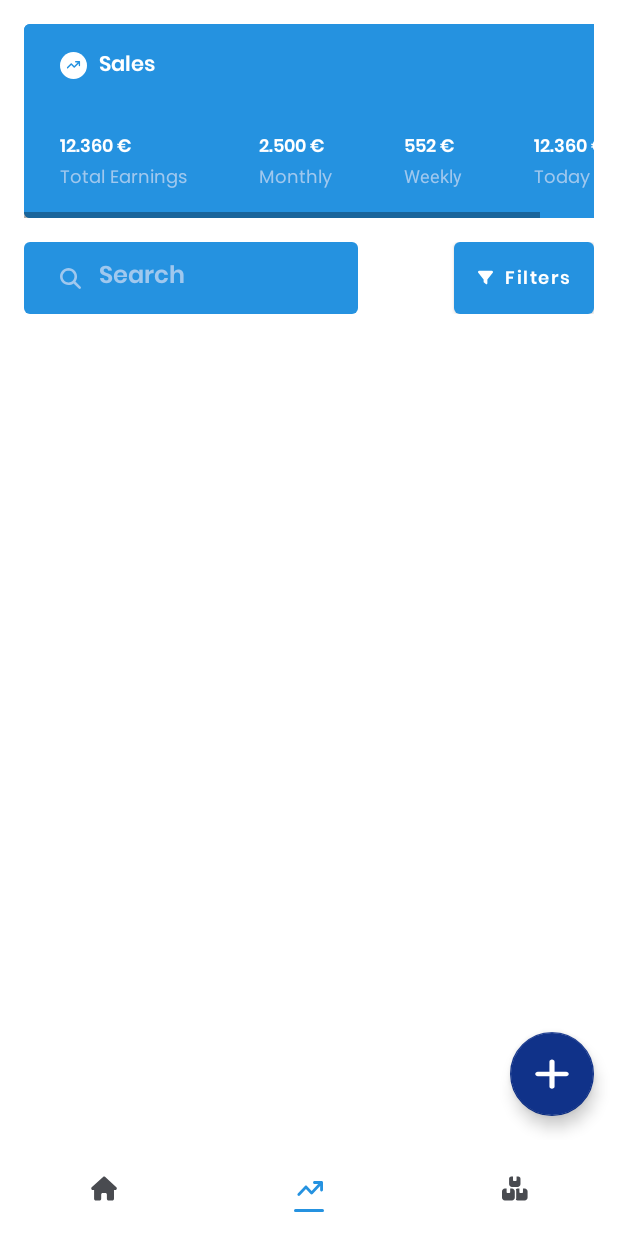
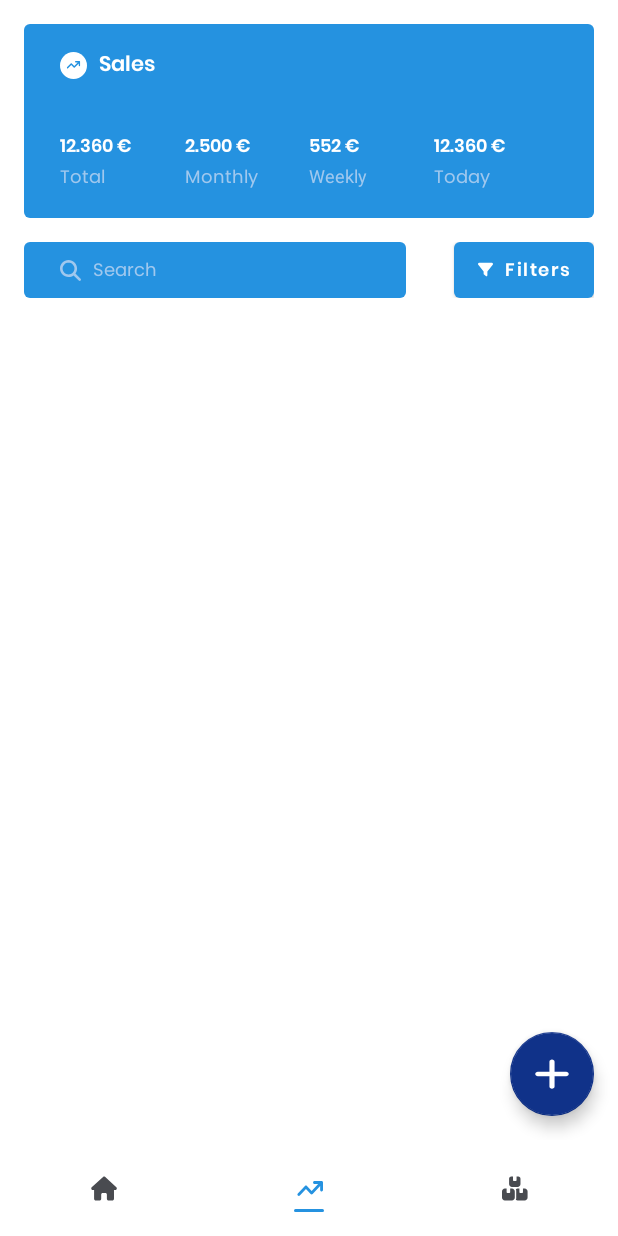
Before and after one commit to SindoPhobia/footwear-shop-manager, an Android app: the SalesActivity screen opened directly, with no data from a screen before it, on a phone screen of 412 x 824 dp. Run offline under Robolectric (Android 15) with nearby library versions, the phone set to English and light mode, and no system bars; 1 statement that could not run was skipped.

Commit message:
Improve Sales Activity Design

```diff
--- a/app/src/main/res/layout/activity_sales.xml
+++ b/app/src/main/res/layout/activity_sales.xml
@@ -24,34 +24,22 @@
         app:layout_constraintStart_toStartOf="parent"
         app:layout_constraintTop_toTopOf="parent">
 
-        <HorizontalScrollView
-            android:id="@+id/horizontalScrollView"
-            android:layout_width="match_parent"
+        <androidx.constraintlayout.widget.ConstraintLayout
+            android:id="@+id/activity_sales_constraint_analyticssales"
+            android:layout_width="0dp"
             android:layout_height="wrap_content"
             android:layout_marginStart="16dp"
             android:layout_marginTop="16dp"
             android:layout_marginEnd="16dp"
             android:background="@drawable/background_rounded_blue"
-            app:layout_constraintEnd_toEndOf="parent"
-            app:layout_constraintStart_toStartOf="parent"
-            app:layout_constraintTop_toTopOf="parent">
-
-            <LinearLayout
-                android:layout_width="wrap_content"
-                android:layout_height="match_parent"
-                android:orientation="horizontal">
-
-                <androidx.constraintlayout.widget.ConstraintLayout
-                    android:id="@+id/activity_sales_constraint_analyticssales"
-                    android:layout_width="wrap_content"
-                    android:layout_height="wrap_content"
-                    android:layout_marginEnd="8dp"
-                    android:background="@drawable/background_rounded_blue"
             android:clipToPadding="false"
             android:paddingStart="24dp"
             android:paddingTop="16dp"
             android:paddingEnd="24dp"
-                    android:paddingBottom="16dp">
+            android:paddingBottom="16dp"
+            app:layout_constraintEnd_toEndOf="parent"
+            app:layout_constraintStart_toStartOf="parent"
+            app:layout_constraintTop_toTopOf="parent">
 
             <ImageView
                 android:id="@+id/activity_sales_constraint_sales_icon_analytics"
@@ -77,10 +65,12 @@
 
             <LinearLayout
                 android:id="@+id/activity_sales_constraint_analyticssales_layout_alltime"
-                        android:layout_width="wrap_content"
+                android:layout_width="0dp"
                 android:layout_height="wrap_content"
                 android:layout_marginTop="32dp"
                 android:orientation="vertical"
+                app:layout_constraintEnd_toStartOf="@+id/activity_sales_constraint_analyticssales_layout_monthly"
+                app:layout_constraintHorizontal_bias="0.5"
                 app:layout_constraintStart_toStartOf="parent"
                 app:layout_constraintTop_toBottomOf="@+id/activity_sales_constraint_analyticssales_text_title">
 
@@ -105,10 +95,11 @@
 
             <LinearLayout
                 android:id="@+id/activity_sales_constraint_analyticssales_layout_monthly"
-                        android:layout_width="wrap_content"
+                android:layout_width="0dp"
                 android:layout_height="wrap_content"
-                        android:layout_marginStart="48dp"
                 android:orientation="vertical"
+                app:layout_constraintEnd_toStartOf="@+id/activity_sales_constraint_analyticssales_layout_weekly"
+                app:layout_constraintHorizontal_bias="0.5"
                 app:layout_constraintStart_toEndOf="@+id/activity_sales_constraint_analyticssales_layout_alltime"
                 app:layout_constraintTop_toTopOf="@+id/activity_sales_constraint_analyticssales_layout_alltime">
 
@@ -133,10 +124,11 @@
 
             <LinearLayout
                 android:id="@+id/activity_sales_constraint_analyticssales_layout_weekly"
-                        android:layout_width="wrap_content"
+                android:layout_width="0dp"
                 android:layout_height="wrap_content"
-                        android:layout_marginStart="48dp"
                 android:orientation="vertical"
+                app:layout_constraintEnd_toStartOf="@+id/activity_sales_constraint_analyticssales_layout_daily"
+                app:layout_constraintHorizontal_bias="0.5"
                 app:layout_constraintStart_toEndOf="@+id/activity_sales_constraint_analyticssales_layout_monthly"
                 app:layout_constraintTop_toTopOf="@+id/activity_sales_constraint_analyticssales_layout_monthly">
 
@@ -161,10 +153,11 @@
 
             <LinearLayout
                 android:id="@+id/activity_sales_constraint_analyticssales_layout_daily"
-                        android:layout_width="wrap_content"
+                android:layout_width="0dp"
                 android:layout_height="wrap_content"
-                        android:layout_marginStart="48dp"
                 android:orientation="vertical"
+                app:layout_constraintEnd_toEndOf="parent"
+                app:layout_constraintHorizontal_bias="0.5"
                 app:layout_constraintStart_toEndOf="@+id/activity_sales_constraint_analyticssales_layout_weekly"
                 app:layout_constraintTop_toTopOf="@+id/activity_sales_constraint_analyticssales_layout_alltime">
 
@@ -188,8 +181,6 @@
             </LinearLayout>
 
         </androidx.constraintlayout.widget.ConstraintLayout>
-            </LinearLayout>
-        </HorizontalScrollView>
 
         <androidx.constraintlayout.widget.ConstraintLayout
             android:id="@+id/activity_stocks_constraint_filters"
@@ -201,13 +192,13 @@
             android:clipToPadding="false"
             app:layout_constraintEnd_toEndOf="parent"
             app:layout_constraintStart_toStartOf="parent"
-            app:layout_constraintTop_toBottomOf="@+id/horizontalScrollView">
+            app:layout_constraintTop_toBottomOf="@id/activity_sales_constraint_analyticssales">
 
             <androidx.constraintlayout.widget.ConstraintLayout
                 android:id="@+id/activity_stocks_constraint_filters_constraint_search"
                 android:layout_width="0dp"
-                android:layout_height="0dp"
-                android:layout_marginEnd="64dp"
+                android:layout_height="wrap_content"
+                android:layout_marginEnd="32dp"
                 android:background="@drawable/background_rounded_blue"
                 android:baselineAligned="false"
                 android:gravity="center"
@@ -222,7 +213,7 @@
                     android:id="@+id/imageView"
                     android:layout_width="wrap_content"
                     android:layout_height="wrap_content"
-                    android:paddingEnd="8dp"
+                    android:paddingEnd="4dp"
                     app:layout_constraintBottom_toBottomOf="parent"
                     app:layout_constraintEnd_toStartOf="@+id/activity_stocks_constraint_filters_edittext_search"
                     app:layout_constraintStart_toStartOf="parent"
@@ -235,12 +226,13 @@
                     android:layout_height="wrap_content"
                     android:backgroundTint="@color/blue_400"
                     android:ems="10"
-                    android:fontFamily="@font/poppins_semibold"
+                    android:fontFamily="@font/poppins"
                     android:hint="@string/activity_sales_constraint_filters_edittext_search"
+                    android:includeFontPadding="false"
                     android:inputType="text"
                     android:textColor="@color/neutral_100"
                     android:textColorHint="@color/blue_300"
-                    android:textSize="16sp"
+                    android:textSize="12sp"
                     app:layout_constraintBottom_toBottomOf="parent"
                     app:layout_constraintEnd_toEndOf="parent"
                     app:layout_constraintStart_toEndOf="@+id/imageView"
@@ -251,7 +243,7 @@
             <Button
                 android:id="@+id/activity_stocks_constraint_filters_button_filters"
                 android:layout_width="wrap_content"
-                android:layout_height="wrap_content"
+                android:layout_height="0dp"
                 android:fontFamily="@font/poppins_semibold"
                 android:includeFontPadding="false"
                 android:insetTop="0dp"
@@ -261,8 +253,9 @@
                 android:textSize="12sp"
                 app:icon="@drawable/icon_filter"
                 app:iconTint="@color/neutral_100"
+                app:layout_constraintBottom_toBottomOf="@+id/activity_stocks_constraint_filters_constraint_search"
                 app:layout_constraintEnd_toEndOf="parent"
-                app:layout_constraintTop_toTopOf="parent" />
+                app:layout_constraintTop_toTopOf="@+id/activity_stocks_constraint_filters_constraint_search" />
 
         </androidx.constraintlayout.widget.ConstraintLayout>
 
--- a/app/src/main/res/values/strings.xml
+++ b/app/src/main/res/values/strings.xml
@@ -15,7 +15,7 @@
     <string name="activity_home_button_stockviewmore">View More</string>
     <string name="activity_home_button_stockcreatenew">Create</string>
     <string name="activity_home_constraint_analyticssales_text_title">Sales</string>
-    <string name="activity_home_text_analyticstotallabel">Total Earnings</string>
+    <string name="activity_home_text_analyticstotallabel">Total</string>
     <string name="activity_home_text_analyticstodaylabel">Today</string>
     <string name="activity_home_constraint_analyticstock_text_title">Stock</string>
     <string name="activity_home_constraint_analyticstock_text_labeltotalstock">Total Items</string>
```
Also changed, not shown: app/src/main/res/layout/recyclerview_sale.xml (+13 -7 lines), app/src/main/res/layout/recyclerview_sale_stock_row.xml (+12 -7 lines). Lines whose indentation alone changed are shown as unchanged.
